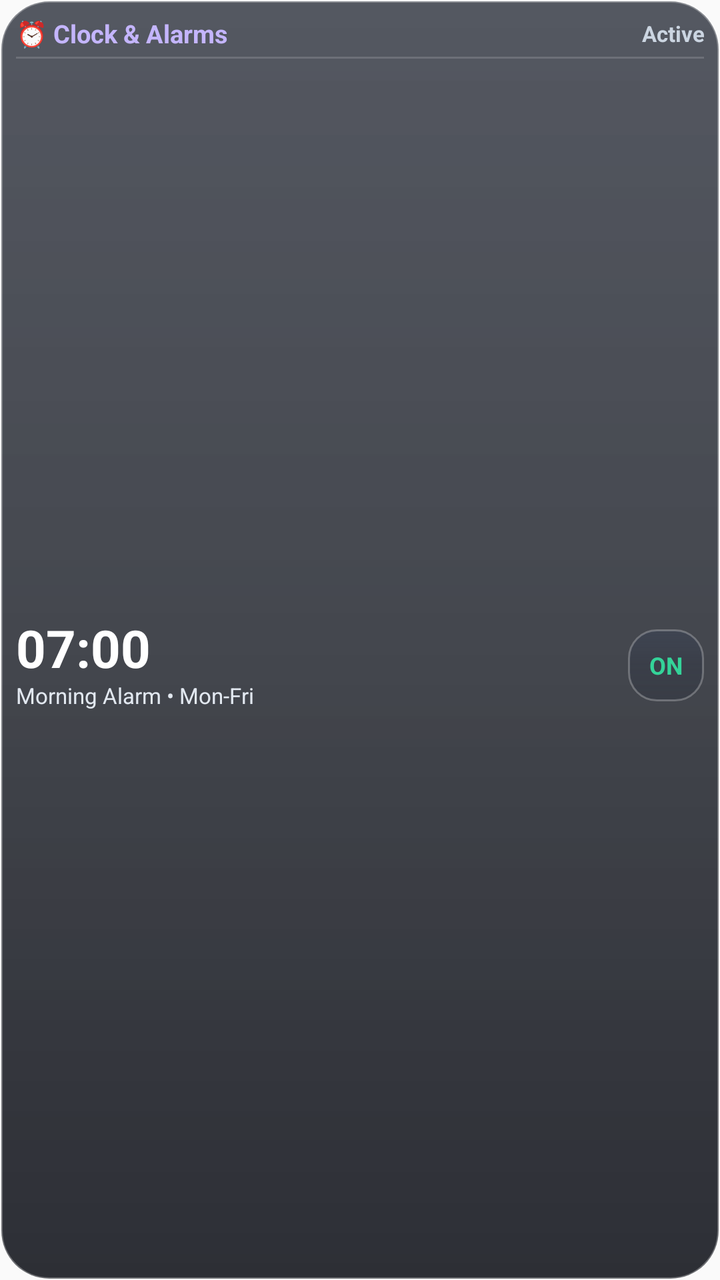
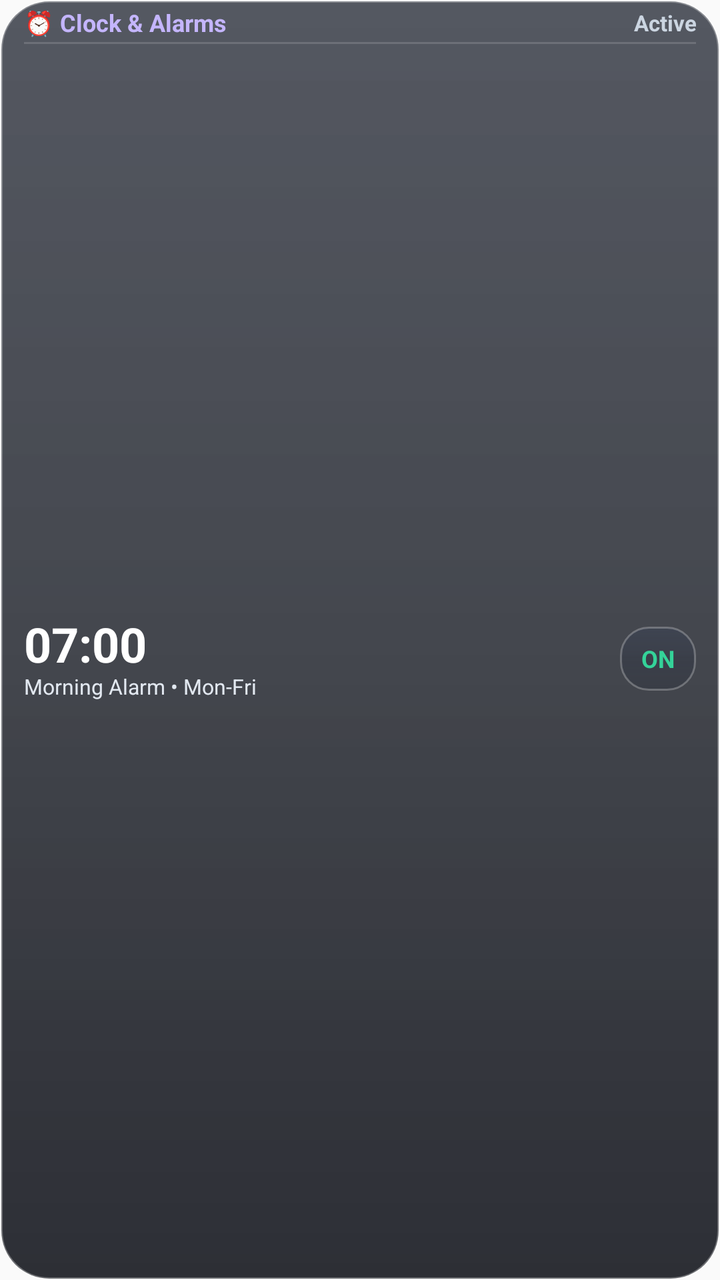

Two renders of the same Android screen: before a commit and after it. Below are the layout's source before the change and the commit's diff.
<!-- AndroidManifest.xml: application theme AppTheme -->
<!-- res/layout/widget_clock.xml -->
<?xml version="1.0" encoding="utf-8"?>
<LinearLayout xmlns:android="http://schemas.android.com/apk/res/android"
    android:id="@+id/widget_clock_root"
    android:layout_width="match_parent"
    android:layout_height="match_parent"
    android:background="@drawable/widget_bg"
    android:orientation="vertical"
    android:padding="8dp">

    
    <LinearLayout
        android:layout_width="match_parent"
        android:layout_height="wrap_content"
        android:gravity="center_vertical"
        android:orientation="horizontal">

        <TextView
            android:layout_width="wrap_content"
            android:layout_height="wrap_content"
            android:text="⏰ Clock &amp; Alarms"
            android:textColor="#C4B5FD"
            android:textSize="12.5sp"
            android:textStyle="bold" />

        <TextView
            android:id="@+id/widget_clock_status_tag"
            android:layout_width="0dp"
            android:layout_height="wrap_content"
            android:layout_marginStart="8dp"
            android:layout_weight="1"
            android:gravity="end"
            android:text="Active"
            android:textColor="#CBD5E1"
            android:textSize="11sp"
            android:textStyle="bold" />
    </LinearLayout>

    <ImageView
        android:layout_width="match_parent"
        android:layout_height="1dp"
        android:layout_marginTop="3dp"
        android:layout_marginBottom="4dp"
        android:background="#26FFFFFF" />

    
    <LinearLayout
        android:layout_width="match_parent"
        android:layout_height="0dp"
        android:layout_weight="1"
        android:gravity="center_vertical"
        android:orientation="horizontal">

        <LinearLayout
            android:layout_width="0dp"
            android:layout_height="wrap_content"
            android:layout_weight="1"
            android:orientation="vertical">

            <TextView
                android:id="@+id/widget_clock_time_text"
                android:layout_width="wrap_content"
                android:layout_height="wrap_content"
                android:includeFontPadding="false"
                android:text="07:00"
                android:textColor="#FFFFFF"
                android:textSize="26sp"
                android:textStyle="bold" />

            <TextView
                android:id="@+id/widget_clock_label_text"
                android:layout_width="wrap_content"
                android:layout_height="wrap_content"
                android:ellipsize="end"
                android:maxLines="1"
                android:text="Morning Alarm • Mon-Fri"
                android:textColor="#E2E8F0"
                android:textSize="11sp" />
        </LinearLayout>

        
        <TextView
            android:id="@+id/btn_widget_toggle_alarm"
            android:layout_width="38dp"
            android:layout_height="36dp"
            android:background="@drawable/widget_btn_bg"
            android:gravity="center"
            android:text="ON"
            android:textColor="#34D399"
            android:textSize="12sp"
            android:textStyle="bold" />
    </LinearLayout>

</LinearLayout>
<!-- resources referenced by this layout -->
<resources>
  <!-- drawable widget_bg (drawable) -->
  <?xml version="1.0" encoding="utf-8"?>
  <shape xmlns:android="http://schemas.android.com/apk/res/android"
      android:shape="rectangle">
      <corners android:radius="24dp" />
      <gradient
          android:angle="270"
          android:startColor="#B8141926"
          android:centerColor="#C40D111A"
          android:endColor="#D9080A12" />
      <stroke
          android:width="1.2dp"
          android:color="#4DFFFFFF" />
  </shape>
  <!-- drawable widget_btn_bg (drawable) -->
  <?xml version="1.0" encoding="utf-8"?>
  <shape xmlns:android="http://schemas.android.com/apk/res/android"
      android:shape="rectangle">
      <corners android:radius="14dp" />
      <gradient
          android:angle="270"
          android:startColor="#59333E56"
          android:centerColor="#4421293C"
          android:endColor="#36171E2E" />
      <stroke
          android:width="1dp"
          android:color="#40FFFFFF" />
  </shape>
  <style name="AppTheme" parent="Theme.AppCompat.Light.DarkActionBar">
          
          <item name="colorPrimary">@color/colorPrimary</item>
          <item name="colorPrimaryDark">@color/colorPrimaryDark</item>
          <item name="colorAccent">@color/colorAccent</item>
      </style>
</resources>

<!-- the commit's change to res/layout/widget_clock.xml (unified diff, before → after) -->
@@ -5,7 +5,10 @@
     android:layout_height="match_parent"
     android:background="@drawable/widget_bg"
     android:orientation="vertical"
-    android:padding="8dp">
+    android:paddingStart="12dp"
+    android:paddingEnd="12dp"
+    android:paddingTop="5dp"
+    android:paddingBottom="5dp">
 
     
     <LinearLayout
@@ -17,9 +20,10 @@
         <TextView
             android:layout_width="wrap_content"
             android:layout_height="wrap_content"
+            android:includeFontPadding="false"
             android:text="⏰ Clock &amp; Alarms"
             android:textColor="#C4B5FD"
-            android:textSize="12.5sp"
+            android:textSize="12sp"
             android:textStyle="bold" />
 
         <TextView
@@ -29,6 +33,7 @@
             android:layout_marginStart="8dp"
             android:layout_weight="1"
             android:gravity="end"
+            android:includeFontPadding="false"
             android:text="Active"
             android:textColor="#CBD5E1"
             android:textSize="11sp"
@@ -38,8 +43,8 @@
     <ImageView
         android:layout_width="match_parent"
         android:layout_height="1dp"
-        android:layout_marginTop="3dp"
-        android:layout_marginBottom="4dp"
+        android:layout_marginTop="2dp"
+        android:layout_marginBottom="2dp"
         android:background="#26FFFFFF" />
 
     
@@ -63,7 +68,7 @@
                 android:includeFontPadding="false"
                 android:text="07:00"
                 android:textColor="#FFFFFF"
-                android:textSize="26sp"
+                android:textSize="24sp"
                 android:textStyle="bold" />
 
             <TextView
@@ -72,16 +77,17 @@
                 android:layout_height="wrap_content"
                 android:ellipsize="end"
                 android:maxLines="1"
+                android:includeFontPadding="false"
                 android:text="Morning Alarm • Mon-Fri"
                 android:textColor="#E2E8F0"
-                android:textSize="11sp" />
+                android:textSize="10.5sp" />
         </LinearLayout>
 
         
         <TextView
             android:id="@+id/btn_widget_toggle_alarm"
             android:layout_width="38dp"
-            android:layout_height="36dp"
+            android:layout_height="32dp"
             android:background="@drawable/widget_btn_bg"
             android:gravity="center"
             android:text="ON"
